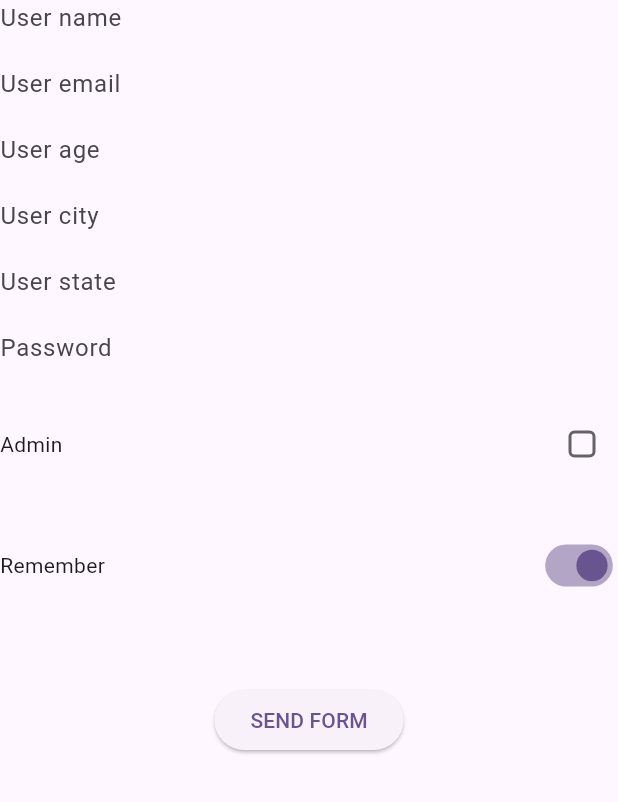
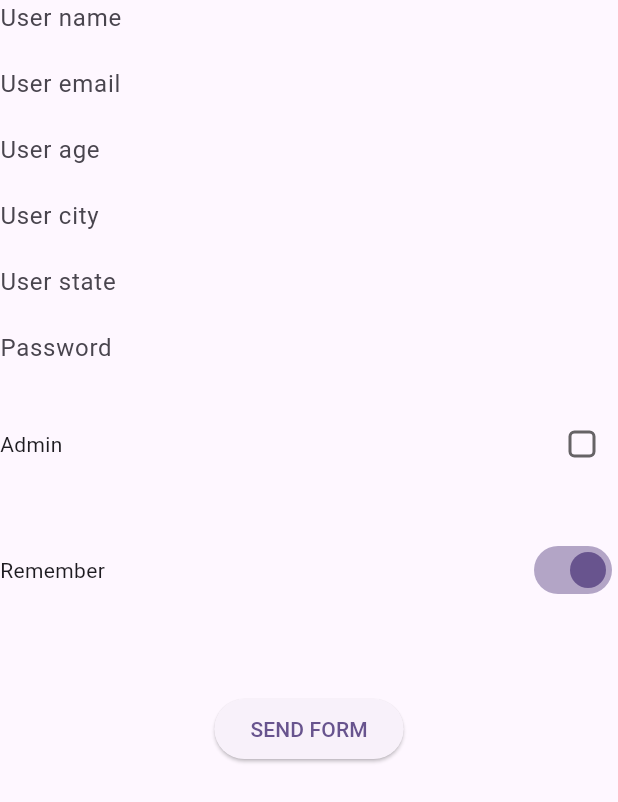
Before and after one commit to bianchettihugo/dataform, a Flutter app: the screen it shows after launch, on a phone screen of 412 x 824 dp. Shown: the top 802 px of the screen. Run offline on Flutter 3.47's test engine with Material 3 defaults, Android fonts, the phone set to English and light mode, and no system bars.

Commit message:
fix switch and checkbox items properties

```diff
--- a/lib/src/widgets/dataform_checkbox.dart
+++ b/lib/src/widgets/dataform_checkbox.dart
@@ -62,6 +62,12 @@ class DataFormCheckbox extends StatefulWidget {
   /// The position of the checkbox
   final CheckboxPosition checkboxPosition;
 
+  /// The padding of the content
+  final EdgeInsets? contentPadding;
+
+  /// The splash radius of the switch item
+  final double? splashRadius;
+
   /// Creates a new switch option
   const DataFormCheckbox({
     required this.text,
@@ -79,6 +85,8 @@ class DataFormCheckbox extends StatefulWidget {
     this.colorScheme,
     this.decoration,
     this.checkboxPosition = CheckboxPosition.right,
+    this.contentPadding,
+    this.splashRadius,
     super.key,
   });
 
@@ -142,11 +150,17 @@ class _DataFormCheckboxState extends State<DataFormCheckbox> {
       ),
       child: InkWell(
         onTap: _onChange,
-        child: Container(
-          padding: EdgeInsets.symmetric(
-            horizontal: widget.background ? 12 : 0,
-            vertical: 8,
-          ),
+        customBorder: widget.splashRadius != null
+            ? RoundedRectangleBorder(
+                borderRadius: BorderRadius.circular(10),
+              )
+            : null,
+        child: Ink(
+          padding: widget.contentPadding ??
+              EdgeInsets.symmetric(
+                horizontal: widget.background ? 12 : 0,
+                vertical: 8,
+              ),
           decoration: widget.decoration,
           child: Row(
             children: [
--- a/lib/src/widgets/dataform_switch.dart
+++ b/lib/src/widgets/dataform_switch.dart
@@ -71,6 +71,18 @@ class DataFormSwitch extends StatefulWidget {
   /// The position of the switch
   final SwitchPosition switchPosition;
 
+  /// The height of the switch
+  final double? height;
+
+  /// The width of the switch
+  final double? width;
+
+  /// The padding of the content
+  final EdgeInsets? contentPadding;
+
+  /// The splash radius of the switch item
+  final double? splashRadius;
+
   /// Creates a new switch option
   const DataFormSwitch({
     required this.text,
@@ -90,7 +102,11 @@ class DataFormSwitch extends StatefulWidget {
     this.thumbIcon,
     this.trackColor,
     this.thumbColor,
+    this.height,
+    this.width,
+    this.contentPadding,
     this.switchPosition = SwitchPosition.right,
+    this.splashRadius,
     super.key,
   });
 
@@ -132,8 +148,8 @@ class _DataFormSwitchState extends State<DataFormSwitch> {
         );
       },
       builder: (state) => SizedBox(
-        width: 52,
-        height: 42,
+        height: widget.height,
+        width: widget.width,
         child: FittedBox(
           fit: BoxFit.fill,
           child: Switch(
@@ -157,11 +173,17 @@ class _DataFormSwitchState extends State<DataFormSwitch> {
       ),
       child: InkWell(
         onTap: _onChange,
-        child: Container(
-          padding: EdgeInsets.symmetric(
-            horizontal: widget.background ? 12 : 0,
-            vertical: 8,
-          ),
+        customBorder: widget.splashRadius != null
+            ? RoundedRectangleBorder(
+                borderRadius: BorderRadius.circular(10),
+              )
+            : null,
+        child: Ink(
+          padding: widget.contentPadding ??
+              EdgeInsets.symmetric(
+                horizontal: widget.background ? 12 : 0,
+                vertical: 8,
+              ),
           decoration: widget.decoration,
           child: Row(
             children: [
```
Also changed, not shown: 1 other file.
